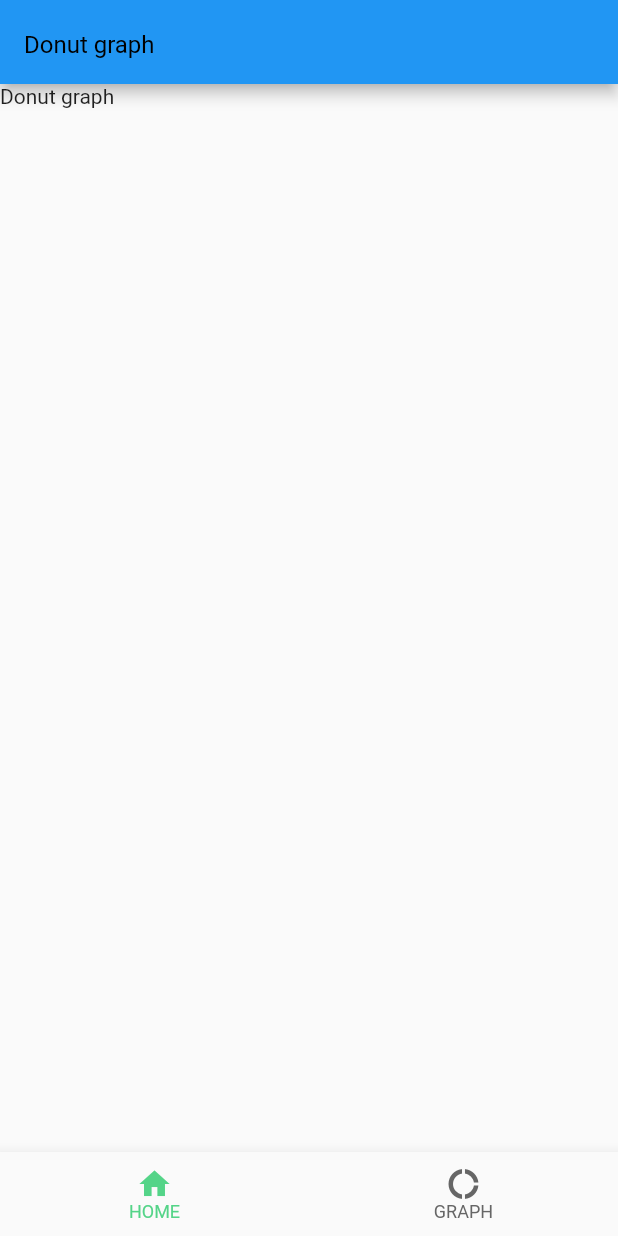
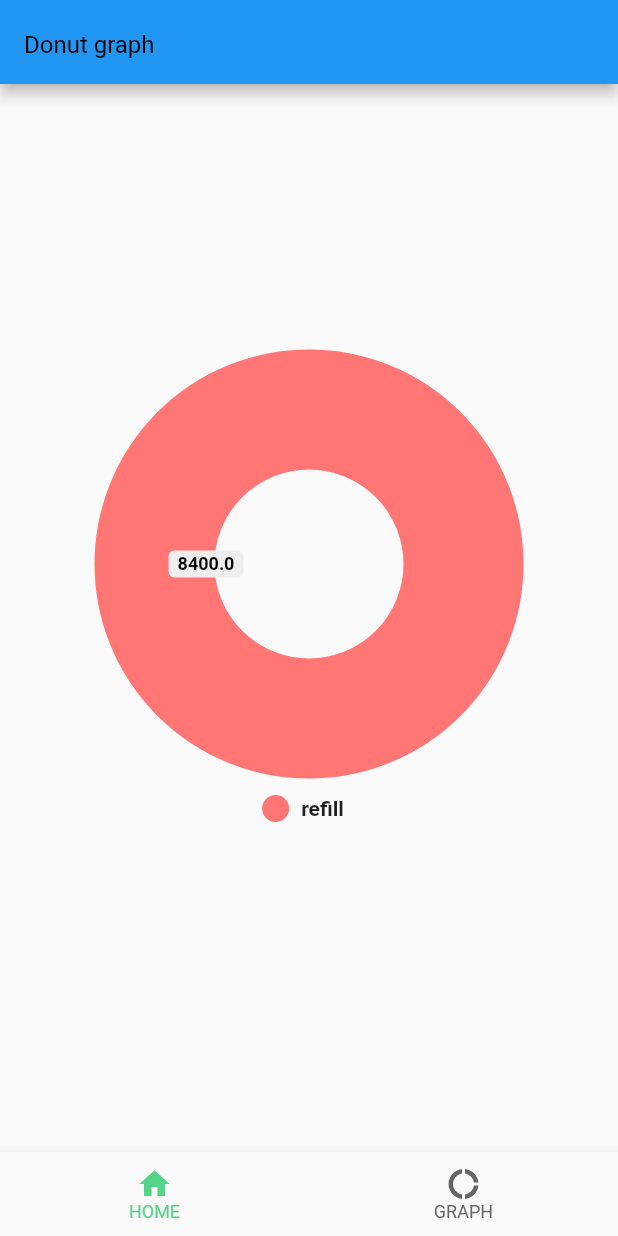
Before and after one commit to o-kravchenko-dex/test_flutter_proj, a Flutter app: the GraphScreen screen opened by its route, on a phone screen of 412 x 824 dp. Run offline on Flutter 3.47's test engine with Material 2 defaults, Android fonts, the phone set to English and light mode, and no system bars; drawn by our look-alikes of pie_chart; our stand-ins replace flutter_bloc, go_router, hive, hive_flutter, hydrated_bloc; accounts and stored records are empty.

Commit message:
added: donut graph

```diff
--- a/lib/screens/graph/graph_screen.dart
+++ b/lib/screens/graph/graph_screen.dart
@@ -1,10 +1,14 @@
-
-
 import 'package:flutter/material.dart';
+import 'package:flutter_bloc/flutter_bloc.dart';
+import 'package:pie_chart/pie_chart.dart';
+import 'package:untitled_flutter_pr/bloc/bloc.dart';
+import 'package:untitled_flutter_pr/models/detailed_transaction.dart';
+import 'package:untitled_flutter_pr/shared/helpers/helpers.dart';
 import 'package:untitled_flutter_pr/shared/widgets/label/label.dart';
 
 class GraphScreen extends StatefulWidget {
   final String title;
+
   const GraphScreen({super.key, required this.title});
 
   @override
@@ -12,12 +16,51 @@ class GraphScreen extends StatefulWidget {
 }
 
 class _GraphScreenState extends State<GraphScreen> {
+  late final TransactionsBloc transactionsBloc;
+
+  @override
+  void initState() {
+    transactionsBloc = context.read<TransactionsBloc>();
+
+    super.initState();
+  }
+
+  Map<String, double> _getTransactionsMap(List<DetailedTransaction> transactions) {
+    Map<String, double> resultMap = {};
+    for (var transaction in transactions) {
+      final typeString = StringHelpers().getTransactionNameByType(transaction.type);
+      final amount = transaction.amount;
+
+      resultMap.update(typeString, (value) => value + amount, ifAbsent: () => amount);
+    }
+
+    return resultMap;
+  }
+
   @override
   Widget build(BuildContext context) {
     return Scaffold(
-      appBar: AppBar(title: Label(widget.title)),
-      body: const Text("Donut graph"),
+      appBar: AppBar(
+        title: Label(widget.title),
+      ),
+      body: BlocBuilder<TransactionsBloc, TransactionsState>(
+        bloc: transactionsBloc,
+        builder: (context, state) {
+          final transactions = state.transactionsList;
+          if (transactions != null) {
+            return PieChart(
+              dataMap: _getTransactionsMap(transactions),
+              chartType: ChartType.ring,
+              ringStrokeWidth: 80,
+              chartRadius: MediaQuery.of(context).size.width / 2,
+              legendOptions: const LegendOptions(
+                legendPosition: LegendPosition.bottom
+              ),
+            );
+          }
+          return Container();
+        },
+      ),
     );
   }
-
 }
--- a/lib/shared/helpers/helpers.dart
+++ b/lib/shared/helpers/helpers.dart
@@ -1 +1,2 @@
 export './app_randomizer.dart';
+export './string_helpers.dart';
--- /dev/null
+++ b/lib/shared/helpers/string_helpers.dart
@@ -0,0 +1,14 @@
+import 'package:untitled_flutter_pr/models/models.dart';
+
+class StringHelpers {
+  String getTransactionNameByType(TransactionType type) {
+    switch (type) {
+      case TransactionType.transfer:
+        return "transfer";
+      case TransactionType.refill:
+        return "refill";
+      case TransactionType.withdrawal:
+        return "withdrawal";
+    }
+  }
+}
--- a/pubspec.yaml
+++ b/pubspec.yaml
@@ -40,6 +40,7 @@ dependencies:
   hive_generator: ^2.0.0
   hydrated_bloc: ^9.1.0
   path_provider: ^2.0.12
+  pie_chart: 5.3.2
   # The following adds the Cupertino Icons font to your application.
   # Use with the CupertinoIcons class for iOS style icons.
   cupertino_icons: ^1.0.2
```
Also changed, not shown: pubspec.lock.
